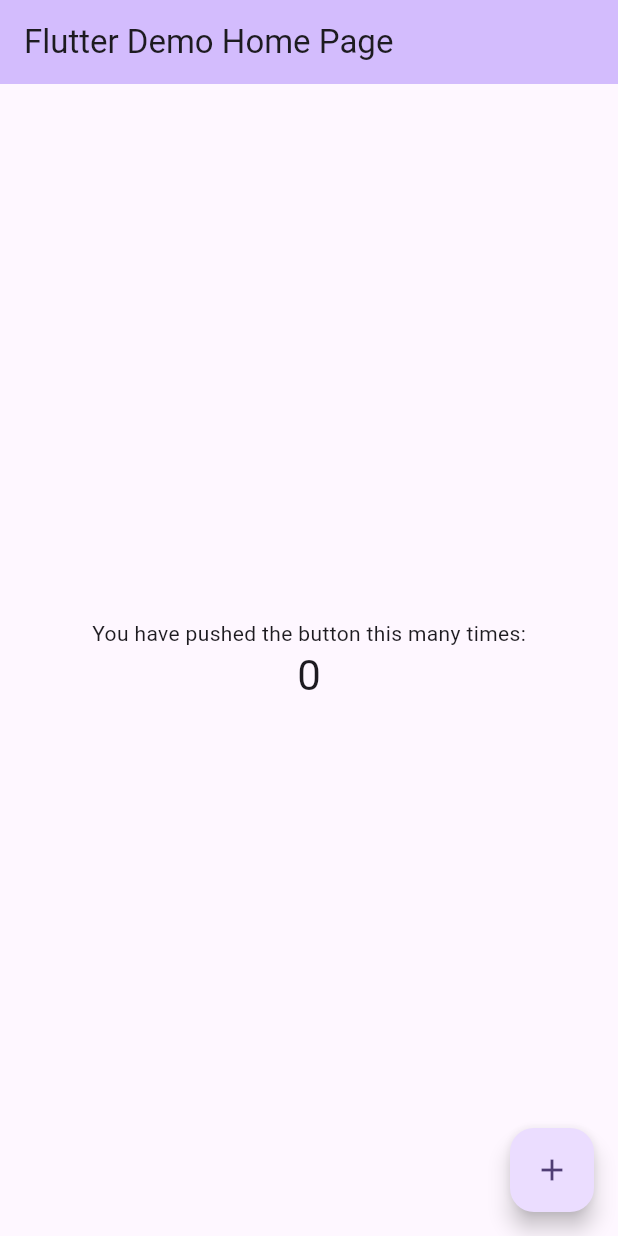
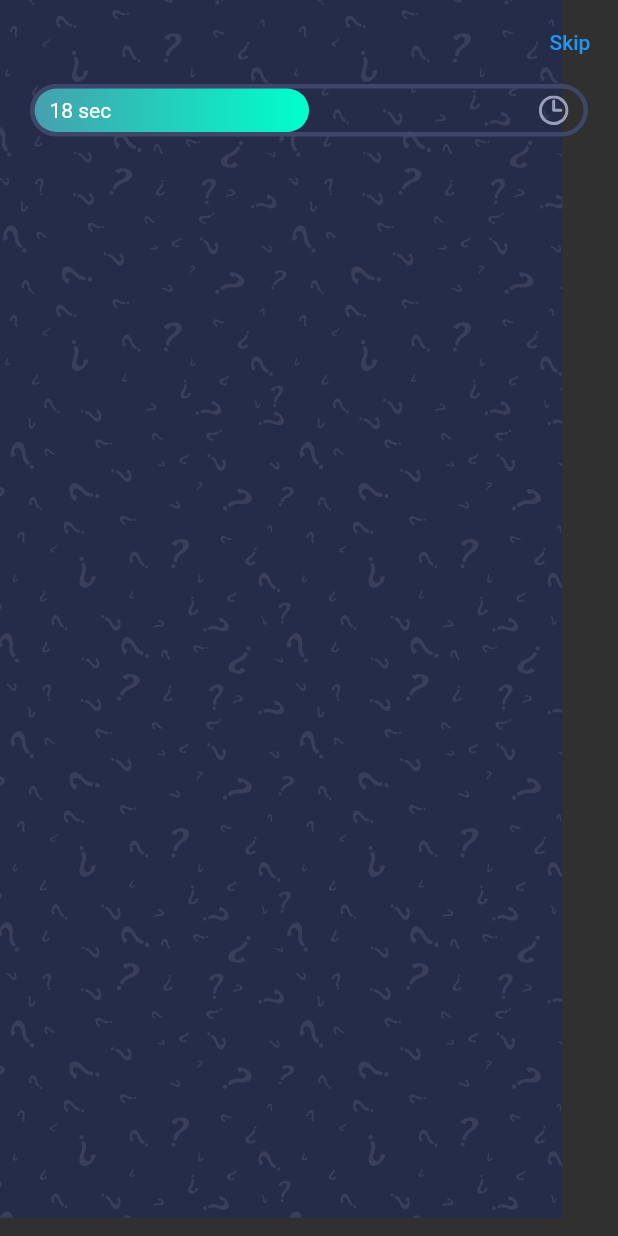
Before and after one commit to fxavier/quiz, a Flutter app: the screen it shows after launch, on a phone screen of 412 x 824 dp. Run offline on Flutter 3.47's test engine with Material 2 defaults, Android fonts, the phone set to English and light mode, and no system bars; our stand-ins replace flutter_svg, websafe_svg.

Commit message:
Creating first screens

```diff
--- /dev/null
+++ b/lib/constants.dart
@@ -0,0 +1,14 @@
+import 'package:flutter/material.dart';
+
+const kSecondaryColor = Color(0xFF8B94BC);
+const kGreenColor = Color(0xFF6AC259);
+const kRedColor = Color(0xFFE92E30);
+const kGrayColor = Color(0xFFC1C1C1);
+const kBlackColor = Color(0xFF101010);
+const kPrimaryGradient = LinearGradient(
+  colors: [Color(0xFF46A0AE), Color(0xFF00FFCB)],
+  begin: Alignment.centerLeft,
+  end: Alignment.centerRight,
+);
+
+const double kDefaultPadding = 20.0;
--- a/lib/main.dart
+++ b/lib/main.dart
@@ -1,4 +1,5 @@
 import 'package:flutter/material.dart';
+import 'package:quiz/screens/screens.dart';
 
 void main() {
   runApp(const MyApp());
@@ -11,115 +12,10 @@ class MyApp extends StatelessWidget {
   @override
   Widget build(BuildContext context) {
     return MaterialApp(
+      debugShowCheckedModeBanner: false,
       title: 'Flutter Demo',
-      theme: ThemeData(
-        // This is the theme of your application.
-        //
-        // TRY THIS: Try running your application with "flutter run". You'll see
-        // the application has a blue toolbar. Then, without quitting the app,
-        // try changing the seedColor in the colorScheme below to Colors.green
-        // and then invoke "hot reload" (save your changes or press the "hot
-        // reload" button in a Flutter-supported IDE, or press "r" if you used
-        // the command line to start the app).
-        //
-        // Notice that the counter didn't reset back to zero; the application
-        // state is not lost during the reload. To reset the state, use hot
-        // restart instead.
-        //
-        // This works for code too, not just values: Most code changes can be
-        // tested with just a hot reload.
-        colorScheme: ColorScheme.fromSeed(seedColor: Colors.deepPurple),
-        useMaterial3: true,
-      ),
-      home: const MyHomePage(title: 'Flutter Demo Home Page'),
+      theme: ThemeData.dark(),
+      home: const QuizScreen(),
     );
   }
 }
-
-class MyHomePage extends StatefulWidget {
-  const MyHomePage({super.key, required this.title});
-
-  // This widget is the home page of your application. It is stateful, meaning
-  // that it has a State object (defined below) that contains fields that affect
-  // how it looks.
-
-  // This class is the configuration for the state. It holds the values (in this
-  // case the title) provided by the parent (in this case the App widget) and
-  // used by the build method of the State. Fields in a Widget subclass are
-  // always marked "final".
-
-  final String title;
-
-  @override
-  State<MyHomePage> createState() => _MyHomePageState();
-}
-
-class _MyHomePageState extends State<MyHomePage> {
-  int _counter = 0;
-
-  void _incrementCounter() {
-    setState(() {
-      // This call to setState tells the Flutter framework that something has
-      // changed in this State, which causes it to rerun the build method below
-      // so that the display can reflect the updated values. If we changed
-      // _counter without calling setState(), then the build method would not be
-      // called again, and so nothing would appear to happen.
-      _counter++;
-    });
-  }
-
-  @override
-  Widget build(BuildContext context) {
-    // This method is rerun every time setState is called, for instance as done
-    // by the _incrementCounter method above.
-    //
-    // The Flutter framework has been optimized to make rerunning build methods
-    // fast, so that you can just rebuild anything that needs updating rather
-    // than having to individually change instances of widgets.
-    return Scaffold(
-      appBar: AppBar(
-        // TRY THIS: Try changing the color here to a specific color (to
-        // Colors.amber, perhaps?) and trigger a hot reload to see the AppBar
-        // change color while the other colors stay the same.
-        backgroundColor: Theme.of(context).colorScheme.inversePrimary,
-        // Here we take the value from the MyHomePage object that was created by
-        // the App.build method, and use it to set our appbar title.
-        title: Text(widget.title),
-      ),
-      body: Center(
-        // Center is a layout widget. It takes a single child and positions it
-        // in the middle of the parent.
-        child: Column(
-          // Column is also a layout widget. It takes a list of children and
-          // arranges them vertically. By default, it sizes itself to fit its
-          // children horizontally, and tries to be as tall as its parent.
-          //
-          // Column has various properties to control how it sizes itself and
-          // how it positions its children. Here we use mainAxisAlignment to
-          // center the children vertically; the main axis here is the vertical
-          // axis because Columns are vertical (the cross axis would be
-          // horizontal).
-          //
-          // TRY THIS: Invoke "debug painting" (choose the "Toggle Debug Paint"
-          // action in the IDE, or press "p" in the console), to see the
-          // wireframe for each widget.
-          mainAxisAlignment: MainAxisAlignment.center,
-          children: <Widget>[
-            const Text(
-              'You have pushed the button this many times:',
-            ),
-            Text(
-              '$_counter',
-              style: Theme.of(context).textTheme.headlineMedium,
-            ),
-          ],
-        ),
-      ),
-      floatingActionButton: FloatingActionButton(
-        onPressed: _incrementCounter,
-        tooltip: 'Increment',
-        child: const Icon(Icons.add),
-      ), // This trailing comma makes auto-formatting nicer for build methods.
-    );
-  }
-}
--- /dev/null
+++ b/lib/screens/quiz/quiz_screen.dart
@@ -0,0 +1,25 @@
+import 'package:flutter/material.dart';
+import 'package:quiz/widgets/widgets.dart';
+import 'package:websafe_svg/websafe_svg.dart';
+
+class QuizScreen extends StatelessWidget {
+  const QuizScreen({super.key});
+
+  @override
+  Widget build(BuildContext context) {
+    return Scaffold(
+      extendBodyBehindAppBar: true,
+      appBar: AppBar(
+        backgroundColor: Colors.transparent,
+        elevation: 0,
+        actions: [
+          TextButton(
+            onPressed: () {},
+            child: const Text("Skip"),
+          ),
+        ],
+      ),
+      body: const Body(),
+    );
+  }
+}
--- /dev/null
+++ b/lib/screens/screens.dart
@@ -0,0 +1,2 @@
+export 'welcome/welcome_screen.dart';
+export 'quiz/quiz_screen.dart';
--- /dev/null
+++ b/lib/widgets/body.dart
@@ -0,0 +1,28 @@
+import 'package:flutter/material.dart';
+import 'package:quiz/constants.dart';
+import 'package:quiz/widgets/widgets.dart';
+import 'package:websafe_svg/websafe_svg.dart';
+
+class Body extends StatelessWidget {
+  const Body({super.key});
+
+  @override
+  Widget build(BuildContext context) {
+    return Stack(
+      children: [
+        WebsafeSvg.asset('assets/icons/bg.svg', fit: BoxFit.fill),
+        Column(
+          children: [
+            SafeArea(
+              child: Padding(
+                padding:
+                    const EdgeInsets.symmetric(horizontal: kDefaultPadding),
+                child: ProgressBar(),
+              ),
+            ),
+          ],
+        )
+      ],
+    );
+  }
+}
--- /dev/null
+++ b/lib/widgets/progress_bar.dart
@@ -0,0 +1,50 @@
+import 'package:flutter/material.dart';
+import 'package:quiz/constants.dart';
+import 'package:websafe_svg/websafe_svg.dart';
+
+class ProgressBar extends StatelessWidget {
+  const ProgressBar({
+    super.key,
+  });
+
+  @override
+  Widget build(BuildContext context) {
+    return Container(
+      width: double.infinity,
+      height: 35,
+      decoration: BoxDecoration(
+        border: Border.all(
+          color: Color(0xFF3F4768),
+          width: 3,
+        ),
+        borderRadius: BorderRadius.circular(50),
+      ),
+      child: Stack(
+        children: [
+          LayoutBuilder(
+            builder: (context, constraints) => Container(
+              width: constraints.maxWidth * 0.5,
+              decoration: BoxDecoration(
+                gradient: kPrimaryGradient,
+                borderRadius: BorderRadius.circular(50),
+              ),
+            ),
+          ),
+          Positioned.fill(
+            child: Padding(
+              padding:
+                  const EdgeInsets.symmetric(horizontal: kDefaultPadding * 0.5),
+              child: Row(
+                mainAxisAlignment: MainAxisAlignment.spaceBetween,
+                children: [
+                  const Text("18 sec"),
+                  WebsafeSvg.asset('assets/icons/clock.svg'),
+                ],
+              ),
+            ),
+          ),
+        ],
+      ),
+    );
+  }
+}
--- /dev/null
+++ b/lib/widgets/widgets.dart
@@ -0,0 +1,2 @@
+export 'body.dart';
+export 'progress_bar.dart';
```
Also changed, not shown: lib/models/questions.dart (added, +41 -0 lines), lib/screens/welcome/welcome_screen.dart (added, +75 -0 lines), pubspec.yaml (+4 -3 lines), pubspec.lock.
